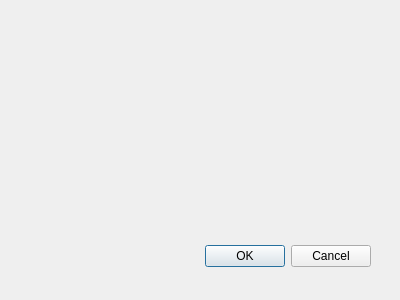
Above: Test_dialog_base.ui from EnderPeter/GEO1005 before the change. Below: the same form after it.
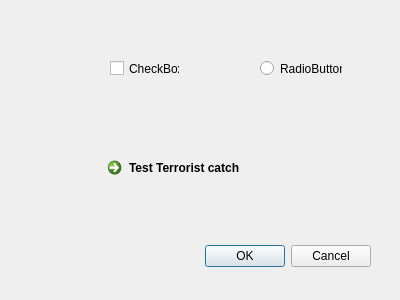
That is the form after the change.

What changed in the file:
```diff
--- a/Test_dialog_base.ui
+++ b/Test_dialog_base.ui
@@ -28,6 +28,45 @@
     <set>QDialogButtonBox::Cancel|QDialogButtonBox::Ok</set>
    </property>
   </widget>
+  <widget class="QCheckBox" name="box">
+   <property name="geometry">
+    <rect>
+     <x>110</x>
+     <y>60</y>
+     <width>70</width>
+     <height>17</height>
+    </rect>
+   </property>
+   <property name="text">
+    <string>CheckBox</string>
+   </property>
+  </widget>
+  <widget class="QRadioButton" name="radioButton">
+   <property name="geometry">
+    <rect>
+     <x>260</x>
+     <y>60</y>
+     <width>82</width>
+     <height>17</height>
+    </rect>
+   </property>
+   <property name="text">
+    <string>RadioButton</string>
+   </property>
+  </widget>
+  <widget class="QCommandLinkButton" name="commandLinkButton">
+   <property name="geometry">
+    <rect>
+     <x>100</x>
+     <y>150</y>
+     <width>188</width>
+     <height>41</height>
+    </rect>
+   </property>
+   <property name="text">
+    <string>Test Terrorist catch</string>
+   </property>
+  </widget>
  </widget>
  <resources/>
  <connections>
```
Left out of the diff: 41 changed lines with no effect on the pictures.
